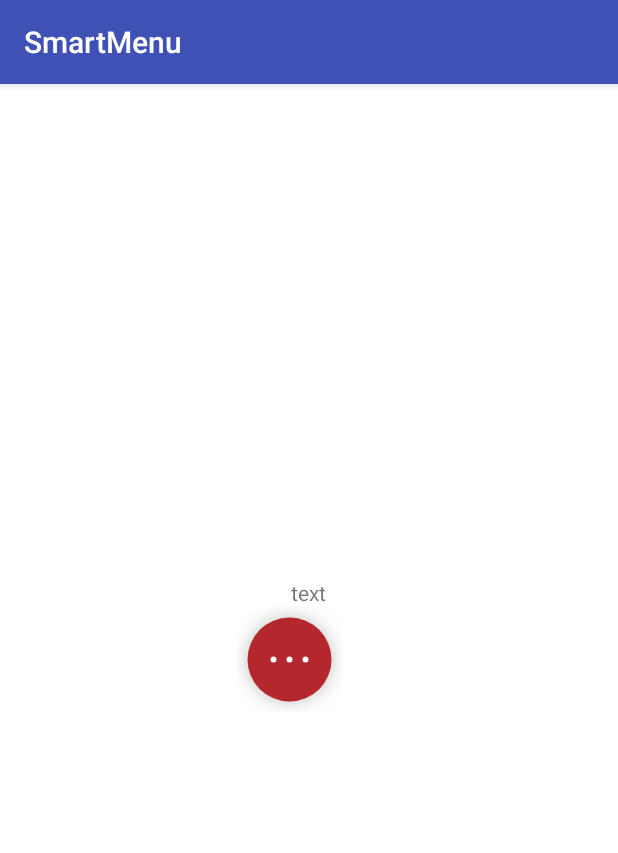
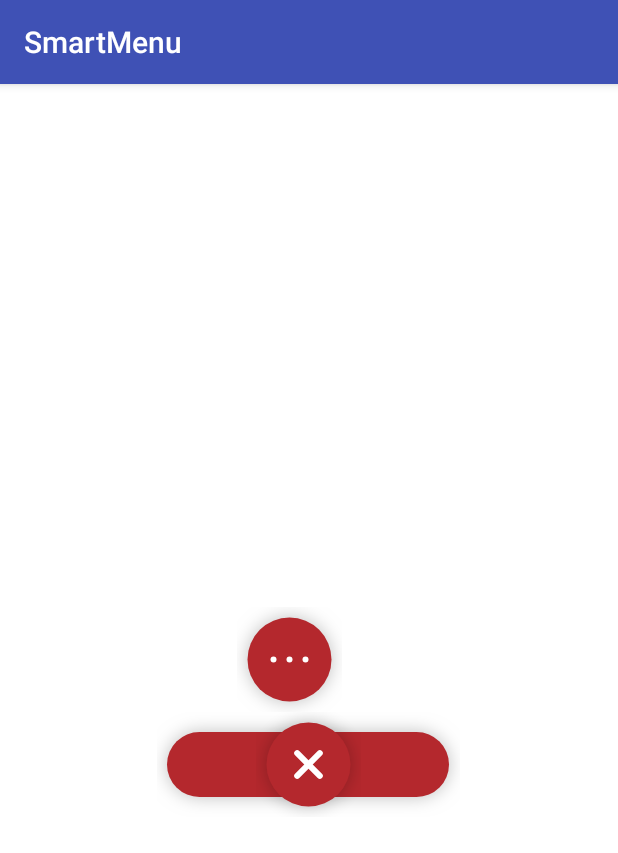
Before and after one commit to cbfg5210/SmartMenu, an Android app: the screen it shows after launch (MainActivity), on a phone screen of 412 x 824 dp. Shown: the top 853 px of the screen. Run offline under Robolectric (Android 15) with nearby library versions, the phone set to English and light mode, and no system bars; libraries missing offline, so code that uses them is left out: name.gudong.statebackground; 1 statement that could not run was skipped.

Commit message:
set smart button listener

```diff
--- a/app/src/main/java/com/ue/smart_menu/MainActivity.java
+++ b/app/src/main/java/com/ue/smart_menu/MainActivity.java
@@ -17,9 +17,21 @@ public class MainActivity extends AppCompatActivity {
         super.onCreate(savedInstanceState);
         setContentView(R.layout.activity_main);
 
-        SmartMenu smartMenu = findViewById(R.id.smart_menu);
+        SmartMenu smartMenu = findViewById(R.id.smartMenu);
+        SmartMenu smartMenu2 = findViewById(R.id.smartMenu2);
 
-        /*MenuAdapter adapter = new MenuAdapter(new int[]{
+        smartMenu.setTexts(new String[]{
+                "A",
+                "B",
+                "C",
+                "D",
+                "E",
+                //"F",
+        }, (AdapterView<?> parent, View view, int position, long id) -> {
+            toast("item" + position);
+        });
+
+        smartMenu2.setImages(new int[]{
                 R.mipmap.icon_album,
                 R.mipmap.icon_comment,
                 R.mipmap.icon_comment,
@@ -29,29 +41,9 @@ public class MainActivity extends AppCompatActivity {
         }, (AdapterView<?> parent, View view, int position, long id) -> {
             toast("item" + position);
         });
-        smartMenu.setAdapter(adapter);
-        */
-
-        /*smartMenu.setImages(new int[]{
-                R.mipmap.icon_album,
-                R.mipmap.icon_comment,
-                R.mipmap.icon_comment,
-                R.mipmap.icon_comment,
-                R.mipmap.icon_draft,
-                R.mipmap.icon_like
-        }, (AdapterView<?> parent, View view, int position, long id) -> {
-            toast("item" + position);
-        });*/
-
-        smartMenu.setTexts(new String[]{
-                "A",
-                "B",
-                "C",
-                "D",
-                "E",
-//                "F",
-        }, (AdapterView<?> parent, View view, int position, long id) -> {
-            toast("item" + position);
+        smartMenu2.toggle();
+        smartMenu2.setSmartListener(v -> {
+            toast("smart");
         });
     }
 
--- a/app/src/main/res/layout/activity_main.xml
+++ b/app/src/main/res/layout/activity_main.xml
@@ -6,15 +6,8 @@
     android:layout_height="match_parent"
     android:background="#ffffff">
 
-    <TextView
-        android:layout_width="wrap_content"
-        android:layout_height="wrap_content"
-        android:layout_above="@+id/smart_menu"
-        android:layout_centerHorizontal="true"
-        android:text="text"/>
-
     <com.ue.smartmenu.SmartMenu
-        android:id="@+id/smart_menu"
+        android:id="@+id/smartMenu"
         android:layout_width="wrap_content"
         android:layout_height="wrap_content"
         android:layout_centerInParent="true"
@@ -26,4 +19,19 @@
         app:outer_padding="20dp"
         app:shadow_color="#40000000"
         app:vertical_padding="13dp"/>
+
+    <com.ue.smartmenu.SmartMenu
+        android:id="@+id/smartMenu2"
+        android:layout_width="wrap_content"
+        android:layout_height="wrap_content"
+        android:layout_below="@id/smartMenu"
+        android:layout_centerHorizontal="true"
+        app:bg_color="#b4282d"
+        app:dot_color="@android:color/white"
+        app:dot_distance="25dp"
+        app:dot_radius="2dp"
+        app:inner_padding="15dp"
+        app:outer_padding="20dp"
+        app:shadow_color="#40000000"
+        app:vertical_padding="13dp"/>
 </RelativeLayout>
--- a/smart/src/main/java/com/ue/smartmenu/SmartMenu.java
+++ b/smart/src/main/java/com/ue/smartmenu/SmartMenu.java
@@ -55,6 +55,10 @@ public class SmartMenu extends ViewGroup implements View.OnClickListener {
     private int mDotColor;
 
     private SmartButton mSwitchBtn;
+
+    public void setSmartListener(OnClickListener smartListener) {
+        mSwitchBtn.setOnClickListener(smartListener);
+    }
 
     private void init() {
         mSwitchBtn = new SmartButton(getContext());
```
